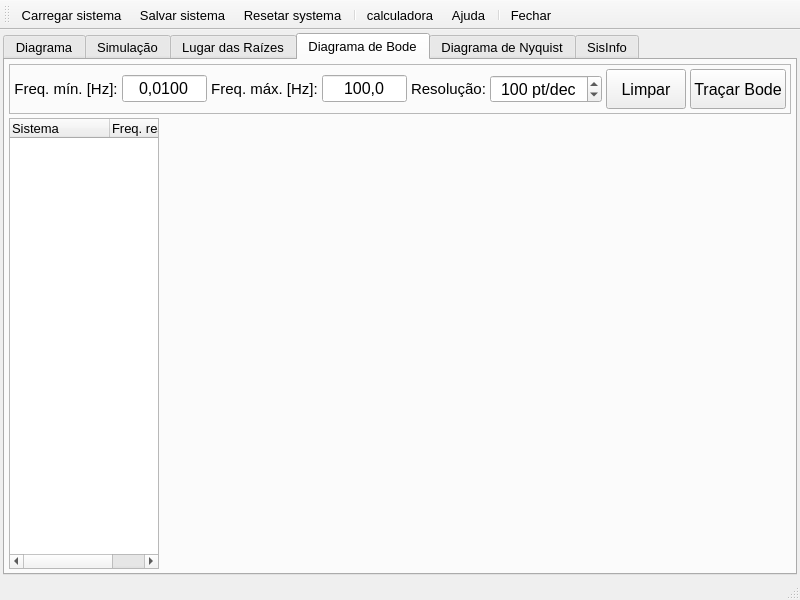
The window that MainWindow.ui (miguelmoreto/labcontrole) describes before a commit, drawn with Qt 5.
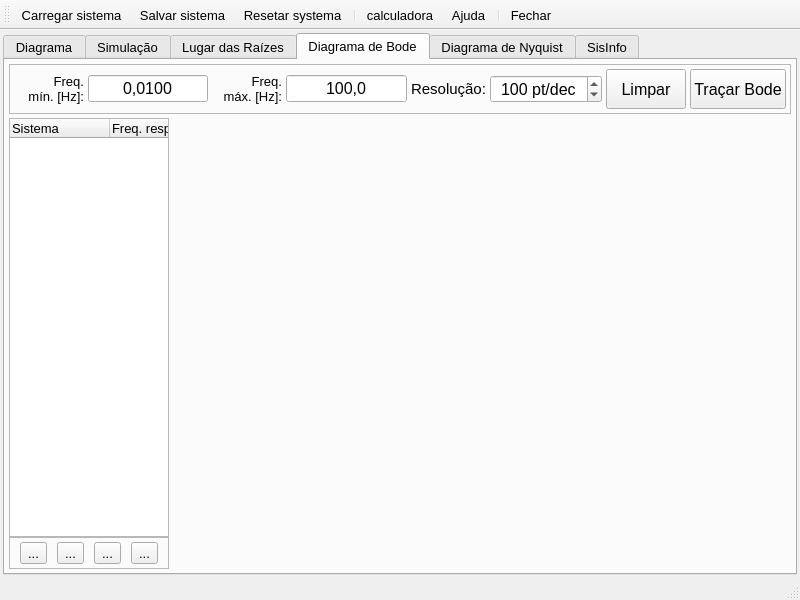
The same window after the commit. The open tabs and pages were chosen to show the change. Icons and pictures are not drawn. Custom widgets are drawn as their Qt base class.

Patch:
```diff
--- a/MainWindow.ui
+++ b/MainWindow.ui
@@ -3541,19 +3541,19 @@
             <widget class="QLabel" name="labelFmin">
              <property name="minimumSize">
               <size>
-               <width>0</width>
-               <height>20</height>
+               <width>70</width>
+               <height>30</height>
               </size>
              </property>
              <property name="maximumSize">
               <size>
                <width>16777215</width>
-               <height>20</height>
+               <height>100</height>
               </size>
              </property>
              <property name="font">
               <font>
-               <pointsize>11</pointsize>
+               <pointsize>10</pointsize>
               </font>
              </property>
              <property name="lineWidth">
@@ -3563,10 +3563,14 @@
               <number>0</number>
              </property>
              <property name="text">
-              <string>Freq. mín. [Hz]:</string>
+              <string>Freq.
+mín. [Hz]:</string>
              </property>
              <property name="alignment">
-              <set>Qt::AlignCenter</set>
+              <set>Qt::AlignRight|Qt::AlignTrailing|Qt::AlignVCenter</set>
+             </property>
+             <property name="wordWrap">
+              <bool>true</bool>
              </property>
             </widget>
            </item>
@@ -3595,19 +3599,19 @@
             <widget class="QLabel" name="labelFmax">
              <property name="minimumSize">
               <size>
-               <width>0</width>
-               <height>20</height>
+               <width>70</width>
+               <height>0</height>
               </size>
              </property>
              <property name="maximumSize">
               <size>
                <width>16777215</width>
-               <height>20</height>
+               <height>100</height>
               </size>
              </property>
              <property name="font">
               <font>
-               <pointsize>11</pointsize>
+               <pointsize>10</pointsize>
               </font>
              </property>
              <property name="lineWidth">
@@ -3617,10 +3621,14 @@
               <number>0</number>
              </property>
              <property name="text">
-              <string>Freq. máx. [Hz]:</string>
+              <string>Freq.
+máx. [Hz]:</string>
              </property>
              <property name="alignment">
-              <set>Qt::AlignCenter</set>
+              <set>Qt::AlignRight|Qt::AlignTrailing|Qt::AlignVCenter</set>
+             </property>
+             <property name="wordWrap">
+              <bool>false</bool>
              </property>
             </widget>
            </item>
@@ -3718,7 +3726,7 @@
             </widget>
            </item>
            <item>
-            <widget class="QPushButton" name="btnBodeClear">
+            <widget class="QPushButton" name="btnBodeClearAxis">
              <property name="minimumSize">
               <size>
                <width>0</width>
@@ -3765,29 +3773,154 @@
         <item>
          <layout class="QHBoxLayout" name="horizontalLayout_5">
           <item>
-           <widget class="QTreeWidget" name="treeWidget">
-            <property name="sizePolicy">
-             <sizepolicy hsizetype="Preferred" vsizetype="Preferred">
-              <horstretch>0</horstretch>
-              <verstretch>0</verstretch>
-             </sizepolicy>
+           <widget class="QFrame" name="frameBode_2">
+            <property name="minimumSize">
+             <size>
+              <width>160</width>
+              <height>0</height>
+             </size>
             </property>
             <property name="maximumSize">
              <size>
-              <width>150</width>
+              <width>160</width>
               <height>16777215</height>
              </size>
             </property>
-            <column>
-             <property name="text">
-              <string>Sistema</string>
+            <property name="frameShape">
+             <enum>QFrame::NoFrame</enum>
+            </property>
+            <property name="frameShadow">
+             <enum>QFrame::Raised</enum>
+            </property>
+            <layout class="QVBoxLayout" name="verticalLayout_11" stretch="1,0">
+             <property name="spacing">
+              <number>0</number>
              </property>
-            </column>
-            <column>
-             <property name="text">
-              <string>Freq. resp.</string>
+             <property name="leftMargin">
+              <number>0</number>
              </property>
-            </column>
+             <property name="topMargin">
+              <number>0</number>
+             </property>
+             <property name="rightMargin">
+              <number>0</number>
+             </property>
+             <property name="bottomMargin">
+              <number>0</number>
+             </property>
+             <item>
+              <widget class="QTreeWidget" name="treeWidgetBode">
+               <property name="sizePolicy">
+                <sizepolicy hsizetype="Preferred" vsizetype="Preferred">
+                 <horstretch>0</horstretch>
+                 <verstretch>0</verstretch>
+                </sizepolicy>
+               </property>
+               <property name="minimumSize">
+                <size>
+                 <width>50</width>
+                 <height>0</height>
+                </size>
+               </property>
+               <property name="maximumSize">
+                <size>
+                 <width>166666</width>
+                 <height>16777215</height>
+                </size>
+               </property>
+               <property name="horizontalScrollBarPolicy">
+                <enum>Qt::ScrollBarAlwaysOff</enum>
+               </property>
+               <column>
+                <property name="text">
+                 <string>Sistema</string>
+                </property>
+               </column>
+               <column>
+                <property name="text">
+                 <string>Freq. resp.</string>
+                </property>
+               </column>
+              </widget>
+             </item>
+             <item>
+              <widget class="QFrame" name="frameBodeBtn">
+               <property name="minimumSize">
+                <size>
+                 <width>0</width>
+                 <height>30</height>
+                </size>
+               </property>
+               <property name="frameShape">
+                <enum>QFrame::StyledPanel</enum>
+               </property>
+               <property name="frameShadow">
+                <enum>QFrame::Raised</enum>
+               </property>
+               <layout class="QHBoxLayout" name="horizontalLayout_4">
+                <property name="spacing">
+                 <number>0</number>
+                </property>
+                <property name="leftMargin">
+                 <number>0</number>
+                </property>
+                <property name="topMargin">
+                 <number>4</number>
+                </property>
+                <property name="rightMargin">
+                 <number>0</number>
+                </property>
+                <property name="bottomMargin">
+                 <number>4</number>
+                </property>
+                <item>
+                 <widget class="QToolButton" name="btnBodeAdd">
+                  <property name="text">
+                   <string>...</string>
+                  </property>
+                  <property name="icon">
+                   <iconset resource="images.qrc">
+                    <normaloff>:/icons_UI/images/addsys.png</normaloff>:/icons_UI/images/addsys.png</iconset>
+                  </property>
+                 </widget>
+                </item>
+                <item>
+                 <widget class="QToolButton" name="btnBodeRemove">
+                  <property name="text">
+                   <string>...</string>
+                  </property>
+                  <property name="icon">
+                   <iconset resource="images.qrc">
+                    <normaloff>:/icons_UI/images/removesys.png</normaloff>:/icons_UI/images/removesys.png</iconset>
+                  </property>
+                 </widget>
+                </item>
+                <item>
+                 <widget class="QToolButton" name="btnBodeClear">
+                  <property name="text">
+                   <string>...</string>
+                  </property>
+                  <property name="icon">
+                   <iconset resource="images.qrc">
+                    <normaloff>:/icons_UI/images/refreshsys.png</normaloff>:/icons_UI/images/refreshsys.png</iconset>
+                  </property>
+                 </widget>
+                </item>
+                <item>
+                 <widget class="QToolButton" name="btnBodeInspect">
+                  <property name="text">
+                   <string>...</string>
+                  </property>
+                  <property name="icon">
+                   <iconset resource="images.qrc">
+                    <normaloff>:/icons_UI/images/lupe.png</normaloff>:/icons_UI/images/lupe.png</iconset>
+                  </property>
+                 </widget>
+                </item>
+               </layout>
+              </widget>
+             </item>
+            </layout>
            </widget>
           </item>
           <item>
```
Left out of the diff: 16 changed lines with no effect on the pictures.
